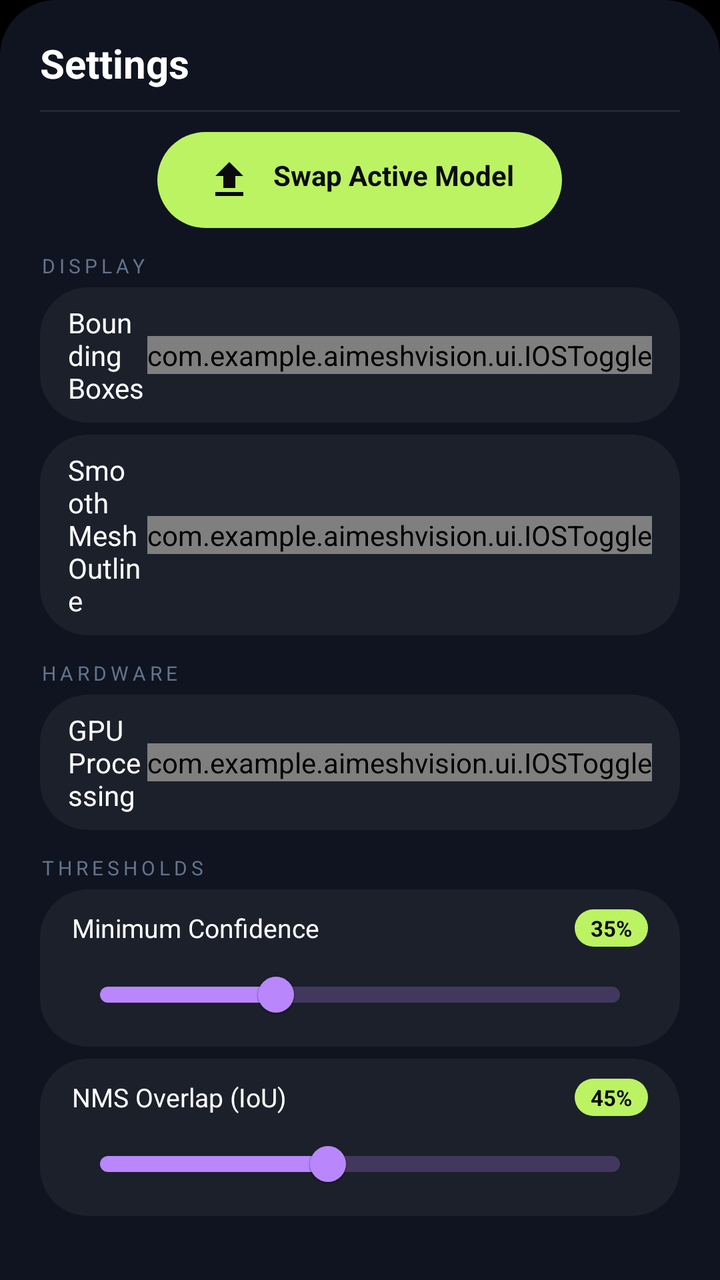
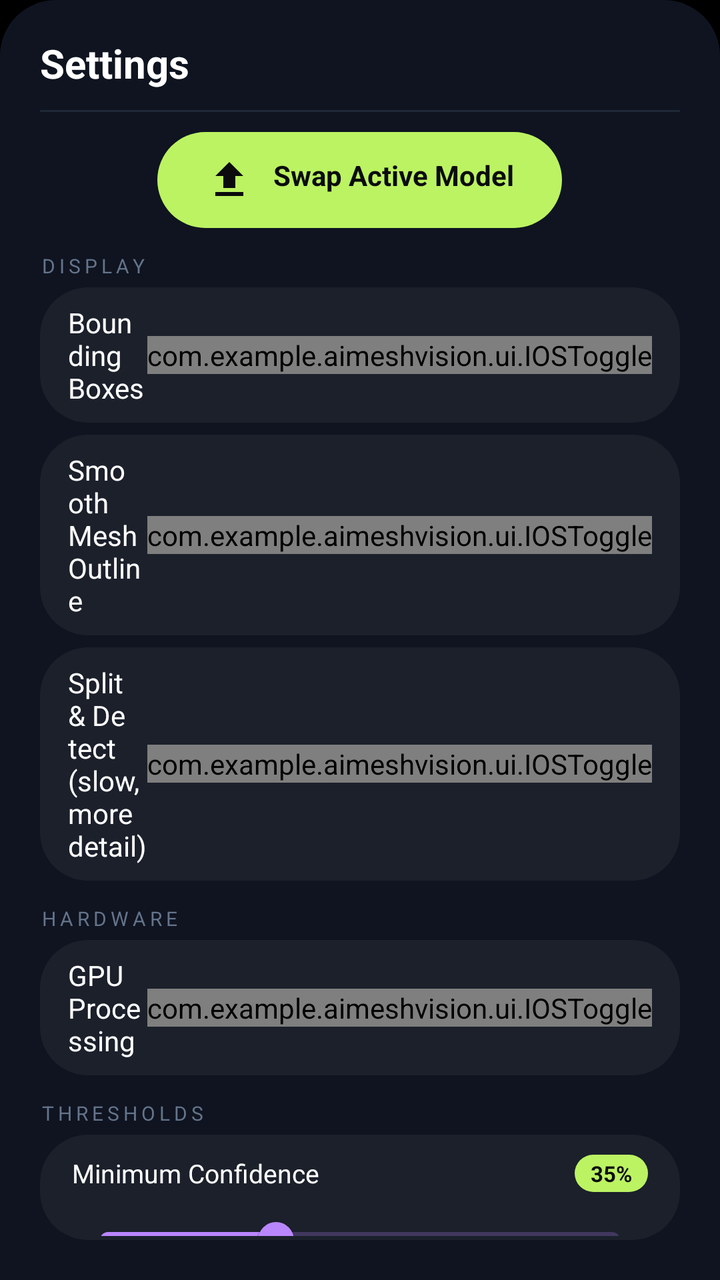

Screens rendered from an Android XML layout before and after an edit, with the pre-edit source and the edit as a unified diff.
<!-- AndroidManifest.xml: application theme Theme.AIMeshVision -->
<!-- res/layout/bottom_sheet_settings.xml -->
<?xml version="1.0" encoding="utf-8"?>
<LinearLayout xmlns:android="http://schemas.android.com/apk/res/android"
    xmlns:app="http://schemas.android.com/apk/res-auto"
    xmlns:tools="http://schemas.android.com/tools"
    android:layout_width="match_parent"
    android:layout_height="wrap_content"
    android:background="@drawable/bg_sheet_rounded"
    android:orientation="vertical"
    android:paddingStart="20dp"
    android:paddingEnd="20dp"
    android:paddingTop="18dp"
    android:paddingBottom="20dp">

    <TextView
        android:layout_width="wrap_content"
        android:layout_height="wrap_content"
        android:text="Settings"
        android:textColor="#FFFFFF"
        android:textSize="20sp"
        android:textStyle="bold"/>

    <View
        android:layout_width="match_parent"
        android:layout_height="1dp"
        android:layout_marginTop="10dp"
        android:layout_marginBottom="10dp"
        android:background="#1F2937"/>

    
    <TextView
        android:id="@+id/panelSelectModel"
        android:layout_width="wrap_content"
        android:layout_height="wrap_content"
        android:layout_gravity="center_horizontal"
        android:background="@drawable/bg_btn_lime_round"
        android:clickable="true"
        android:focusable="true"
        android:drawableStart="@drawable/ic_upload"
        android:drawablePadding="10dp"
        android:drawableTint="#0B0B0D"
        android:paddingHorizontal="24dp"
        android:paddingVertical="12dp"
        android:text="Swap Active Model"
        android:textColor="#0B0B0D"
        android:textSize="14sp"
        android:textStyle="bold"/>

    
    <TextView
        android:layout_width="wrap_content"
        android:layout_height="wrap_content"
        android:text="DISPLAY"
        android:textColor="#64748B"
        android:textSize="10sp"
        android:textAllCaps="true"
        android:letterSpacing="0.2"
        android:layout_marginTop="12dp"
        android:layout_marginBottom="4dp"/>

    <LinearLayout
        android:layout_width="match_parent"
        android:layout_height="wrap_content"
        android:background="@drawable/bg_glass_btn"
        android:gravity="center_vertical"
        android:orientation="horizontal"
        android:paddingHorizontal="14dp"
        android:paddingVertical="8dp">

        <TextView
            android:layout_width="0dp"
            android:layout_height="wrap_content"
            android:layout_weight="1"
            android:text="Bounding Boxes"
            android:textColor="#FFFFFF"
            android:textSize="14sp"/>

        <com.example.aimeshvision.ui.IOSToggle
            android:id="@+id/toggleBoxes"
            android:layout_width="wrap_content"
            android:layout_height="wrap_content"/>
    </LinearLayout>

    <LinearLayout
        android:layout_width="match_parent"
        android:layout_height="wrap_content"
        android:layout_marginTop="6dp"
        android:background="@drawable/bg_glass_btn"
        android:gravity="center_vertical"
        android:orientation="horizontal"
        android:paddingHorizontal="14dp"
        android:paddingVertical="8dp">

        <TextView
            android:layout_width="0dp"
            android:layout_height="wrap_content"
            android:layout_weight="1"
            android:text="Smooth Mesh Outline"
            android:textColor="#FFFFFF"
            android:textSize="14sp"/>

        <com.example.aimeshvision.ui.IOSToggle
            android:id="@+id/toggleSmooth"
            android:layout_width="wrap_content"
            android:layout_height="wrap_content"/>
    </LinearLayout>

    
    <TextView
        android:layout_width="wrap_content"
        android:layout_height="wrap_content"
        android:text="HARDWARE"
        android:textColor="#64748B"
        android:textSize="10sp"
        android:textAllCaps="true"
        android:letterSpacing="0.2"
        android:layout_marginTop="12dp"
        android:layout_marginBottom="4dp"/>

    <LinearLayout
        android:layout_width="match_parent"
        android:layout_height="wrap_content"
        android:background="@drawable/bg_glass_btn"
        android:gravity="center_vertical"
        android:orientation="horizontal"
        android:paddingHorizontal="14dp"
        android:paddingVertical="8dp">

        <TextView
            android:layout_width="0dp"
            android:layout_height="wrap_content"
            android:layout_weight="1"
            android:text="GPU Processing"
            android:textColor="#FFFFFF"
            android:textSize="14sp"/>

        <com.example.aimeshvision.ui.IOSToggle
            android:id="@+id/toggleGpu"
            android:layout_width="wrap_content"
            android:layout_height="wrap_content"/>
    </LinearLayout>

    
    <TextView
        android:layout_width="wrap_content"
        android:layout_height="wrap_content"
        android:text="THRESHOLDS"
        android:textColor="#64748B"
        android:textSize="10sp"
        android:textAllCaps="true"
        android:letterSpacing="0.2"
        android:layout_marginTop="12dp"
        android:layout_marginBottom="4dp"/>

    <LinearLayout
        android:layout_width="match_parent"
        android:layout_height="wrap_content"
        android:background="@drawable/bg_glass_btn"
        android:orientation="vertical"
        android:paddingHorizontal="16dp"
        android:paddingTop="10dp"
        android:paddingBottom="2dp">

        <LinearLayout
            android:layout_width="match_parent"
            android:layout_height="wrap_content"
            android:gravity="center_vertical"
            android:orientation="horizontal">

            <TextView
                android:layout_width="0dp"
                android:layout_height="wrap_content"
                android:layout_weight="1"
                android:text="Minimum Confidence"
                android:textColor="#FFFFFF"
                android:textSize="13sp"/>

            <TextView
                android:id="@+id/tvConfValue"
                android:layout_width="wrap_content"
                android:layout_height="wrap_content"
                android:background="@drawable/bg_value_chip"
                android:paddingHorizontal="8dp"
                android:paddingVertical="2dp"
                android:text="35%"
                android:textColor="#0B0B0D"
                android:textSize="11sp"
                android:textStyle="bold"/>
        </LinearLayout>

        <com.google.android.material.slider.Slider
            android:id="@+id/sliderConf"
            android:layout_width="match_parent"
            android:layout_height="wrap_content"
            android:valueFrom="5"
            android:valueTo="95"
            android:stepSize="1"
            android:value="35"
            app:labelBehavior="gone"
            app:tickVisible="false"
            app:trackHeight="8dp"
            app:thumbRadius="9dp"/>
    </LinearLayout>

    <LinearLayout
        android:layout_width="match_parent"
        android:layout_height="wrap_content"
        android:layout_marginTop="6dp"
        android:background="@drawable/bg_glass_btn"
        android:orientation="vertical"
        android:paddingHorizontal="16dp"
        android:paddingTop="10dp"
        android:paddingBottom="2dp">

        <LinearLayout
            android:layout_width="match_parent"
            android:layout_height="wrap_content"
            android:gravity="center_vertical"
            android:orientation="horizontal">

            <TextView
                android:layout_width="0dp"
                android:layout_height="wrap_content"
                android:layout_weight="1"
                android:text="NMS Overlap (IoU)"
                android:textColor="#FFFFFF"
                android:textSize="13sp"/>

            <TextView
                android:id="@+id/tvIouValue"
                android:layout_width="wrap_content"
                android:layout_height="wrap_content"
                android:background="@drawable/bg_value_chip"
                android:paddingHorizontal="8dp"
                android:paddingVertical="2dp"
                android:text="45%"
                android:textColor="#0B0B0D"
                android:textSize="11sp"
                android:textStyle="bold"/>
        </LinearLayout>

        <com.google.android.material.slider.Slider
            android:id="@+id/sliderIou"
            android:layout_width="match_parent"
            android:layout_height="wrap_content"
            android:valueFrom="10"
            android:valueTo="90"
            android:stepSize="1"
            android:value="45"
            app:labelBehavior="gone"
            app:tickVisible="false"
            app:trackHeight="8dp"
            app:thumbRadius="9dp"/>
    </LinearLayout>

</LinearLayout>
<!-- resources referenced by this layout -->
<resources>
  <!-- drawable bg_btn_lime_round (drawable) -->
  <?xml version="1.0" encoding="utf-8"?>
  <shape xmlns:android="http://schemas.android.com/apk/res/android"
      android:shape="rectangle">
      <solid android:color="#BCF362" />
      <corners android:radius="28dp" />
  </shape>
  <!-- drawable bg_glass_btn (drawable) -->
  <?xml version="1.0" encoding="utf-8"?>
  <shape xmlns:android="http://schemas.android.com/apk/res/android">
      <solid android:color="#0DFFFFFF" />
      <corners android:radius="24dp" />
  </shape>
  <!-- drawable bg_sheet_rounded (drawable) -->
  <?xml version="1.0" encoding="utf-8"?>
  <shape xmlns:android="http://schemas.android.com/apk/res/android"
      android:shape="rectangle">
      <solid android:color="#0F1420" />
      <corners android:topLeftRadius="28dp" android:topRightRadius="28dp" />
  </shape>
  <!-- drawable bg_value_chip (drawable) -->
  <?xml version="1.0" encoding="utf-8"?>
  <shape xmlns:android="http://schemas.android.com/apk/res/android"
      android:shape="rectangle">
      <solid android:color="#BCF362" />
      <corners android:radius="20dp" />
  </shape>
  <!-- drawable ic_upload (drawable) -->
  <?xml version="1.0" encoding="utf-8"?>
  <vector xmlns:android="http://schemas.android.com/apk/res/android" android:width="24dp" android:height="24dp" android:viewportWidth="24" android:viewportHeight="24">
      <path android:fillColor="#FFFFFF" android:pathData="M9,16V10H5L12,3L19,10H15V16H9M5,20V18H19V20H5Z"/>
  </vector>
  <style name="Theme.AIMeshVision" parent="Theme.MaterialComponents.NoActionBar">
          <item name="android:windowBackground">@android:color/black</item>
          <item name="android:windowLayoutInDisplayCutoutMode">shortEdges</item>
          <item name="android:statusBarColor">#0A0A0C</item>
          <item name="android:navigationBarColor">#0A0A0C</item>
          <item name="android:colorPrimary">@android:color/black</item>
          <item name="android:colorPrimaryDark">@android:color/black</item>
          <item name="android:colorAccent">#00FF00</item>
      </style>
</resources>

<!-- the commit's change to res/layout/bottom_sheet_settings.xml (unified diff, before → after) -->
@@ -105,6 +105,31 @@
     </LinearLayout>
 
     
+    <LinearLayout
+        android:layout_width="match_parent"
+        android:layout_height="wrap_content"
+        android:background="@drawable/bg_glass_btn"
+        android:gravity="center_vertical"
+        android:orientation="horizontal"
+        android:paddingHorizontal="14dp"
+        android:paddingVertical="8dp"
+        android:layout_marginTop="6dp">
+
+        <TextView
+            android:layout_width="0dp"
+            android:layout_height="wrap_content"
+            android:layout_weight="1"
+            android:text="Split &amp; Detect (slow, more detail)"
+            android:textColor="#FFFFFF"
+            android:textSize="14sp"/>
+
+        <com.example.aimeshvision.ui.IOSToggle
+            android:id="@+id/toggleTile"
+            android:layout_width="wrap_content"
+            android:layout_height="wrap_content"/>
+    </LinearLayout>
+
+    
     <TextView
         android:layout_width="wrap_content"
         android:layout_height="wrap_content"
